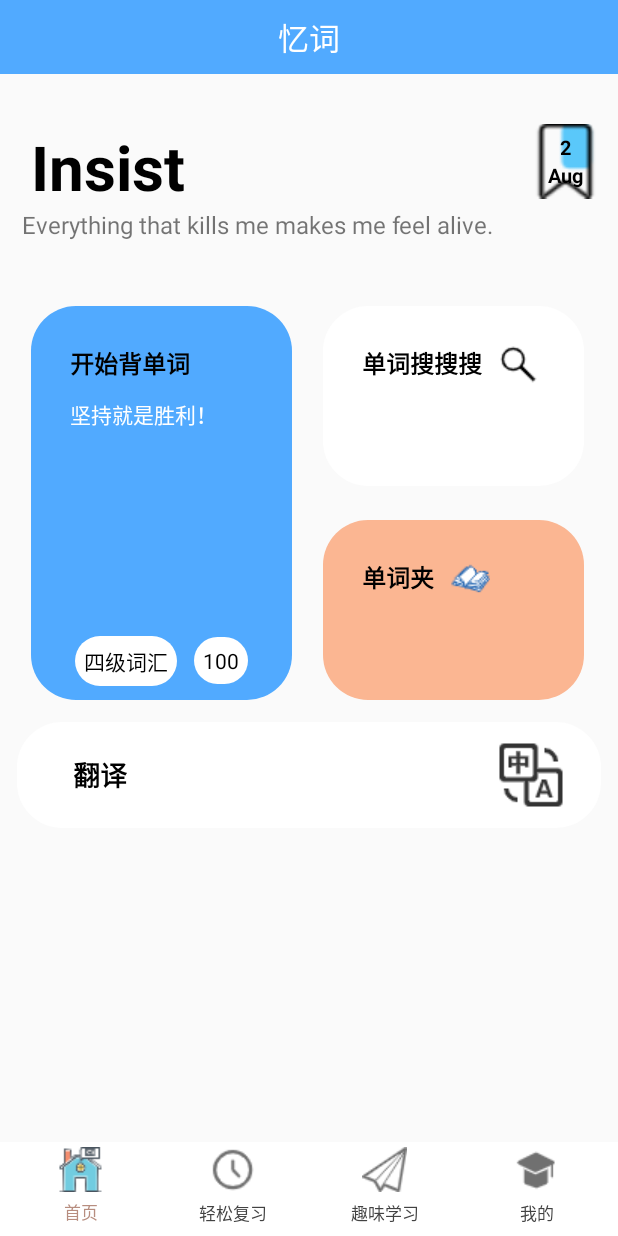
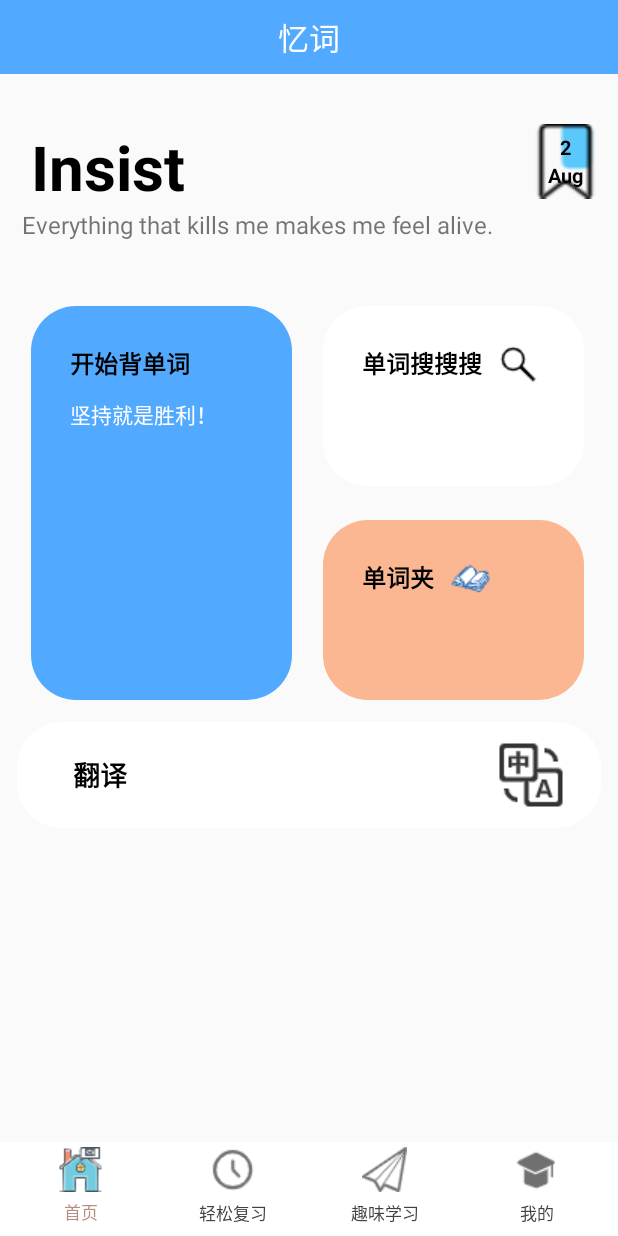
Before and after one commit to 031802525/MyVocabulary, an Android app: the ShouyeFragment screen opened directly, with no data from a screen before it, on a phone screen of 412 x 824 dp. Run offline under Robolectric (Android 15) with nearby library versions, the phone set to English and light mode, and no system bars.

Commit message:
首页修改

```diff
--- a/app/src/main/java/com/example/desktop/frag/ShouyeFragment.java
+++ b/app/src/main/java/com/example/desktop/frag/ShouyeFragment.java
@@ -1,22 +1,19 @@
 package com.example.desktop.frag;
 
 
-import android.graphics.Bitmap;
-import android.graphics.drawable.Drawable;
+import android.app.Activity;
+import android.content.Intent;
 import android.os.Bundle;
 import android.view.LayoutInflater;
 import android.view.View;
 import android.view.ViewGroup;
-import android.widget.Button;
-import android.widget.EditText;
-import android.widget.ImageButton;
-import android.widget.ImageView;
-import android.widget.RelativeLayout;
 import android.widget.TextView;
 
+import androidx.annotation.Nullable;
 import androidx.fragment.app.Fragment;
 
 import com.example.desktop.R;
+
 
 
 public class ShouyeFragment extends Fragment implements View.OnClickListener {
@@ -31,55 +28,80 @@ public class ShouyeFragment extends Fragment implements View.OnClickListener {
 
     public static int prepareData = 0;
 
-    private TextView titleTv,detailTv,dateTv,monthTv,beginTv,wordnumTv,showbookTv;
-    private Button wordcollectBtn;
-    private EditText searchEt;
-    private ImageButton searchIb;
-    private RelativeLayout beginRl;
-    private ImageView searchIv;
+    private TextView titleTv,detailTv,dateTv,monthTv;
+    private TextView beginTv, searchTv, wordlistTv, translateTv;
 
-
+    View view;
     @Override
     public View onCreateView(LayoutInflater inflater, ViewGroup container,
                              Bundle savedInstanceState) {
         // Inflate the layout for this fragment
-        View view =  inflater.inflate(R.layout.fragment_shouye, container, false);
-//        init();
+        view =  inflater.inflate(R.layout.fragment_shouye, container, false);
         return view;
     }
 
 
+    @Override
+    public void onActivityCreated(@Nullable Bundle savedInstanceState) {
+        super.onActivityCreated(savedInstanceState);
+        init();
 
-//    private void init() {
-//        titleTv = getActivity().findViewById(R.id.shouye_tv_title);
-//        detailTv = getActivity().findViewById(R.id.shouye_tv_detail);
-//        dateTv = getActivity().findViewById(R.id.shouye_tv_labeltext);
-//        monthTv = getActivity().findViewById(R.id.shouye_tv_month);
-//        wordnumTv = getActivity().findViewById(R.id.shouye_tv_wordnum);
-//        showbookTv = getActivity().findViewById(R.id.shouye_tv_showbook);
-//        beginTv = getActivity().findViewById(R.id.shouye_tv_begin);
-//        beginTv.setOnClickListener(this);
-//        wordcollectBtn = getActivity().findViewById(R.id.shouye_btn_word);
-//        wordcollectBtn.setOnClickListener(this);
-//        searchEt = getActivity().findViewById(R.id.shouye_ed_searchedit);
-//        searchIb = getActivity().findViewById(R.id.shouye_ib_search);
-//        searchIb.setOnClickListener(this);
-//        beginRl = getActivity().findViewById(R.id.shouye_rl_beginbgc);
-//    }
+
+    }
+
+    private void init() {
+        titleTv = getActivity().findViewById(R.id.shouye_tv_title);
+        detailTv = getActivity().findViewById(R.id.shouye_tv_detail);
+        dateTv = getActivity().findViewById(R.id.shouye_tv_labeltext);
+        monthTv = getActivity().findViewById(R.id.shouye_tv_month);
+        beginTv = getActivity().findViewById(R.id.shouye_tv_begin);
+        searchTv = getActivity().findViewById(R.id.shouye_tv_search);
+        wordlistTv = getActivity().findViewById(R.id.shouyr_tv_wordlist);
+        translateTv = getActivity().findViewById(R.id.shouye_tv_translate);
+
+        beginTv.setOnClickListener(this);
+        searchTv.setOnClickListener(this);
+        wordlistTv.setOnClickListener(this);
+        translateTv.setOnClickListener(this);
+
+
+//        view.findViewById(R.id.fuxi_tv_listen).setOnClickListener(new View.OnClickListener() {
+//            @Override
+//            public void onClick(View view) {
+//                startActivity(new Intent(getActivity(), LearnwordActivity.class));
+//            }
+//        });
+//        view.findViewById(R.id.fuxi_tv_remember).setOnClickListener(new View.OnClickListener() {
+//            @Override
+//            public void onClick(View view) {
+//                startActivity(new Intent(getActivity(), SearchActivity.class));
+//            }
+//        });
+
+
+
+    }
 
 
     @Override
     public void onClick(View view) {
-//        switch (view.getId()){
-//            case R.id.shouye_tv_begin:
-//
+        switch (view.getId()){
+            case R.id.shouye_tv_begin:
+//                Intent intent = new Intent(getActivity(),LearnwordActivity.class);
+//                startActivity(intent);
+                break;
+            case R.id.shouye_tv_search:
+//                Intent intent1 = new Intent(getActivity(),SearchActivity.class);
+//                startActivity(intent1);
+                break;
+//            case R.id.shouye_tv_translate:
+//                Intent intent2 = new Intent(getActivity(),WordclipActivity.class);
+//                startActivity(intent2);
 //                break;
-//            case R.id.shouye_btn_word:
-//
+//            case R.id.shouye_tv_wordlist:
+//                Intent intent3 = new Intent(getActivity(),ChinesetoEnglishActivity.class);
+//                startActivity(intent3);
 //                break;
-//            case R.id.shouye_ib_search:
-//
-//                break;
-//        }
+        }
     }
 }
--- a/app/src/main/res/layout/fragment_shouye.xml
+++ b/app/src/main/res/layout/fragment_shouye.xml
@@ -117,7 +117,7 @@
                             android:layout_height="wrap_content">
 
                             <TextView
-                                android:id="@+id/fuxi_tv_listen"
+                                android:id="@+id/shouye_tv_begin"
                                 android:layout_width="wrap_content"
                                 android:layout_height="wrap_content"
                                 android:layout_marginLeft="@dimen/dp_23"
@@ -130,7 +130,7 @@
                             <TextView
                                 android:layout_width="wrap_content"
                                 android:layout_height="wrap_content"
-                                android:layout_below="@+id/fuxi_tv_listen"
+                                android:layout_below="@+id/shouye_tv_begin"
                                 android:layout_marginLeft="@dimen/dp_23"
                                 android:layout_marginTop="@dimen/dp_10"
                                 android:text="坚持就是胜利！"
@@ -141,31 +141,6 @@
                                 android:layout_height="wrap_content"
                                 android:layout_alignParentBottom="true"
                                 >
-
-                                <LinearLayout
-                                    android:layout_width="match_parent"
-                                    android:layout_height="wrap_content"
-                                    android:orientation="horizontal"
-                                    android:gravity="center"
-                                    >
-
-                                    <TextView
-                                        android:layout_width="wrap_content"
-                                        android:layout_height="wrap_content"
-                                        android:background="@drawable/login_edittext"
-                                        android:padding="@dimen/dp_5"
-                                        android:text="四级词汇"
-                                        android:textColor="@color/black" />
-
-                                    <TextView
-                                        android:layout_width="wrap_content"
-                                        android:layout_height="wrap_content"
-                                        android:background="@drawable/login_edittext"
-                                        android:padding="@dimen/dp_5"
-                                        android:text="100"
-                                        android:layout_marginLeft="@dimen/dp_10"
-                                        android:textColor="@color/black" />
-                                </LinearLayout>
 
                             </RelativeLayout>
 
@@ -197,7 +172,7 @@
                                 android:layout_height="wrap_content">
 
                                 <TextView
-                                    android:id="@+id/fuxi_tv_remember"
+                                    android:id="@+id/shouye_tv_search"
                                     android:layout_width="wrap_content"
                                     android:layout_height="wrap_content"
                                     android:layout_marginLeft="@dimen/dp_23"
@@ -213,7 +188,7 @@
                                     android:layout_height="wrap_content"
                                     android:layout_marginLeft="@dimen/dp_10"
                                     android:layout_marginTop="@dimen/dp_23"
-                                    android:layout_toRightOf="@+id/fuxi_tv_remember"
+                                    android:layout_toRightOf="@+id/shouye_tv_search"
                                     android:src="@mipmap/search" />
 
 
@@ -233,7 +208,7 @@
                                 android:layout_height="wrap_content">
 
                                 <TextView
-                                    android:id="@+id/fuxi_tv_plan"
+                                    android:id="@+id/shouyr_tv_wordlist"
                                     android:layout_width="wrap_content"
                                     android:layout_height="wrap_content"
                                     android:layout_marginLeft="@dimen/dp_23"
@@ -249,7 +224,7 @@
                                     android:layout_height="wrap_content"
                                     android:layout_marginLeft="@dimen/dp_10"
                                     android:layout_marginTop="@dimen/dp_23"
-                                    android:layout_toRightOf="@+id/fuxi_tv_plan"
+                                    android:layout_toRightOf="@+id/shouyr_tv_wordlist"
                                     android:src="@mipmap/book" />
 
 
@@ -273,7 +248,7 @@
                 android:padding="@dimen/dp_10"
                 >
                 <TextView
-                        android:id="@+id/quwei_tv_lock"
+                    android:id="@+id/shouye_tv_translate"
                     android:layout_width="wrap_content"
                     android:layout_height="wrap_content"
                     android:layout_marginLeft="@dimen/dp_23"
```
Lines whose indentation alone changed are shown as unchanged.
